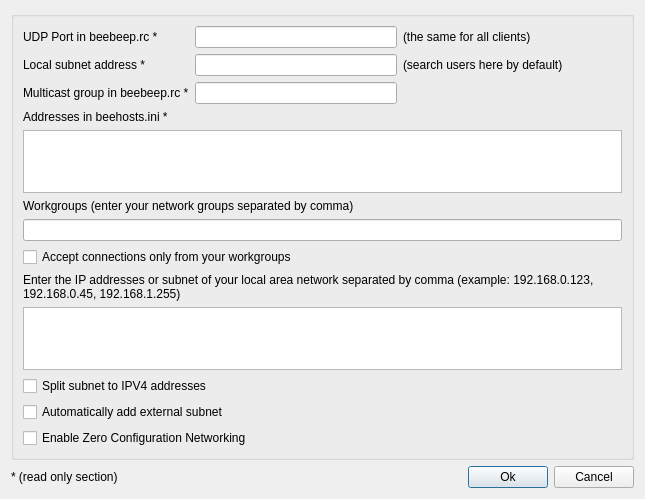
The window that src/GuiSearchUser.ui (hwgao/beebeep) describes before a commit, drawn with Qt 5.
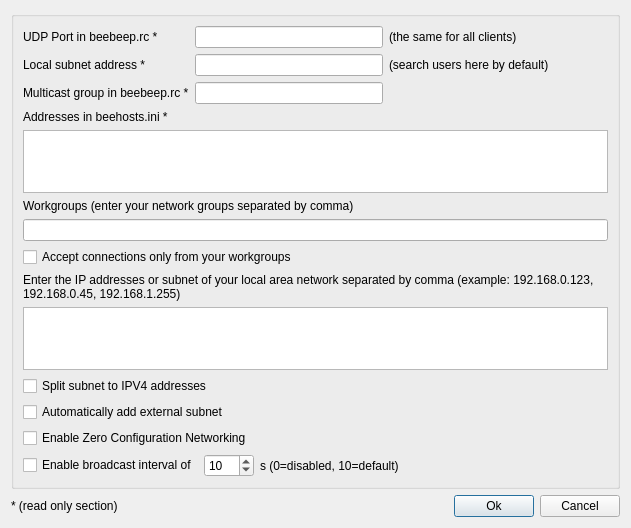
The same window after the commit.

Commit message: - Enable broadcasting timer interval (option)

```diff
--- a/src/GuiSearchUser.ui
+++ b/src/GuiSearchUser.ui
@@ -6,8 +6,8 @@
    <rect>
     <x>0</x>
     <y>0</y>
-    <width>645</width>
-    <height>483</height>
+    <width>631</width>
+    <height>523</height>
    </rect>
   </property>
   <property name="sizePolicy">
@@ -251,6 +251,59 @@
         </property>
        </widget>
       </item>
+      <item row="13" column="0" colspan="3">
+       <layout class="QHBoxLayout" name="horizontalLayout">
+        <item>
+         <widget class="QCheckBox" name="mp_cbBroadcastInterval">
+          <property name="text">
+           <string>Enable broadcast interval of</string>
+          </property>
+         </widget>
+        </item>
+        <item>
+         <widget class="QSpinBox" name="mp_sbBroadcastInterval">
+          <property name="minimumSize">
+           <size>
+            <width>50</width>
+            <height>0</height>
+           </size>
+          </property>
+          <property name="suffix">
+           <string/>
+          </property>
+          <property name="maximum">
+           <number>999</number>
+          </property>
+          <property name="singleStep">
+           <number>5</number>
+          </property>
+          <property name="value">
+           <number>10</number>
+          </property>
+         </widget>
+        </item>
+        <item>
+         <widget class="QLabel" name="mp_lBroadcastIntervalSuffix">
+          <property name="text">
+           <string>s (0=disabled, 10=default)</string>
+          </property>
+         </widget>
+        </item>
+        <item>
+         <spacer name="horizontalSpacer_3">
+          <property name="orientation">
+           <enum>Qt::Horizontal</enum>
+          </property>
+          <property name="sizeHint" stdset="0">
+           <size>
+            <width>40</width>
+            <height>20</height>
+           </size>
+          </property>
+         </spacer>
+        </item>
+       </layout>
+      </item>
      </layout>
     </widget>
    </item>
```
Left out of the diff: 2 changed lines with no effect on the pictures. The commit also changes 24 other files.
